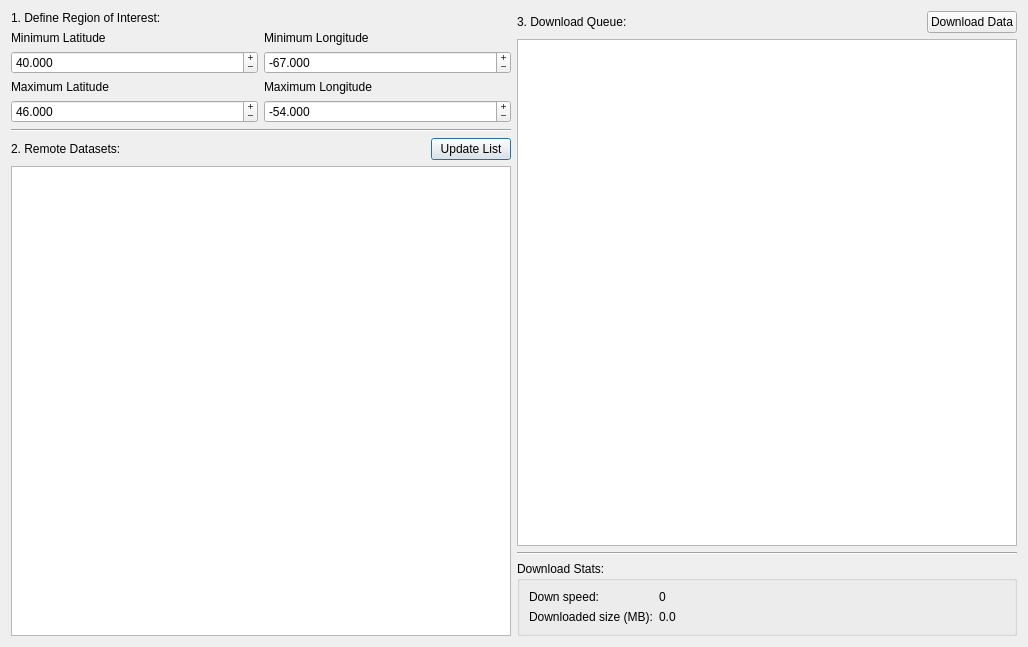
The window that app/widgetdataorder.ui (DFO-Ocean-Navigator/Navigator2Go) describes before a commit, drawn with Qt 5.
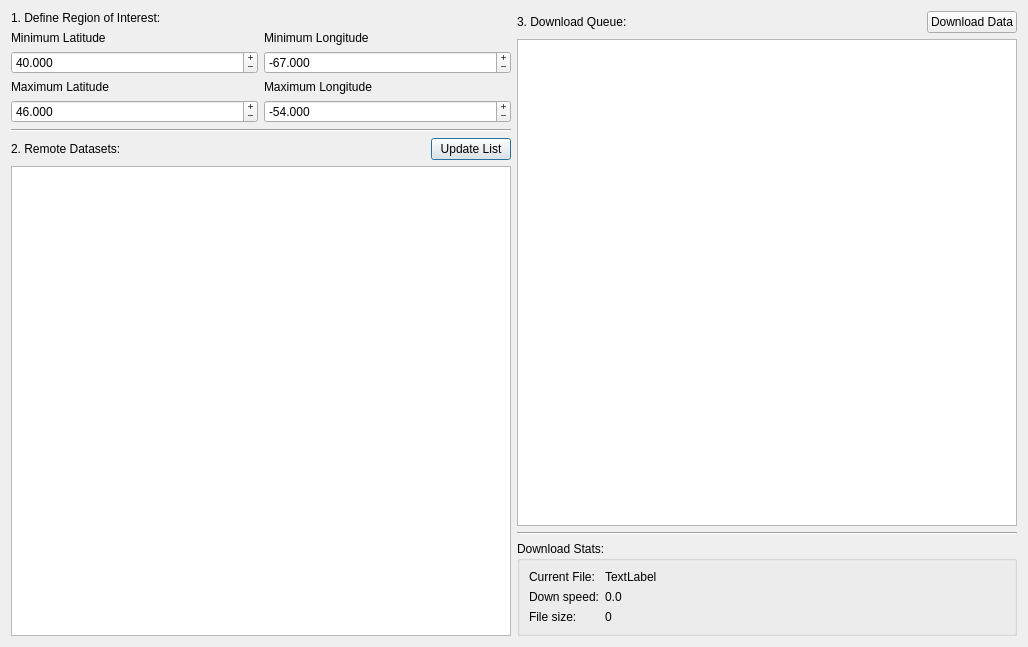
The same window after the commit. Icons and pictures are not drawn.

Diff of the .ui file:
```diff
--- a/app/widgetdataorder.ui
+++ b/app/widgetdataorder.ui
@@ -297,33 +297,47 @@
        </property>
        <layout class="QFormLayout" name="formLayout_2">
         <item row="3" column="0">
-         <widget class="QLabel" name="label_2">
+         <widget class="QLabel" name="label_5">
           <property name="text">
-           <string>Down speed:</string>
+           <string>Current File:</string>
           </property>
          </widget>
         </item>
         <item row="3" column="1">
-         <widget class="QLabel" name="labelDownSpeedValue">
+         <widget class="QLabel" name="labelCurrentFile">
           <property name="text">
-           <string>0</string>
+           <string>TextLabel</string>
           </property>
          </widget>
         </item>
         <item row="4" column="0">
-         <widget class="QLabel" name="label_3">
+         <widget class="QLabel" name="label_2">
           <property name="text">
-           <string>Downloaded size (MB):</string>
+           <string>Down speed:</string>
           </property>
          </widget>
         </item>
         <item row="4" column="1">
-         <widget class="QLabel" name="labelDownloadedSizeValue">
+         <widget class="QLabel" name="labelDownSpeedValue">
           <property name="text">
            <string>0.0</string>
           </property>
          </widget>
         </item>
+        <item row="5" column="0">
+         <widget class="QLabel" name="label_3">
+          <property name="text">
+           <string>File size:</string>
+          </property>
+         </widget>
+        </item>
+        <item row="5" column="1">
+         <widget class="QLabel" name="labelFileSize">
+          <property name="text">
+           <string>0</string>
+          </property>
+         </widget>
+        </item>
        </layout>
       </widget>
      </item>
```
